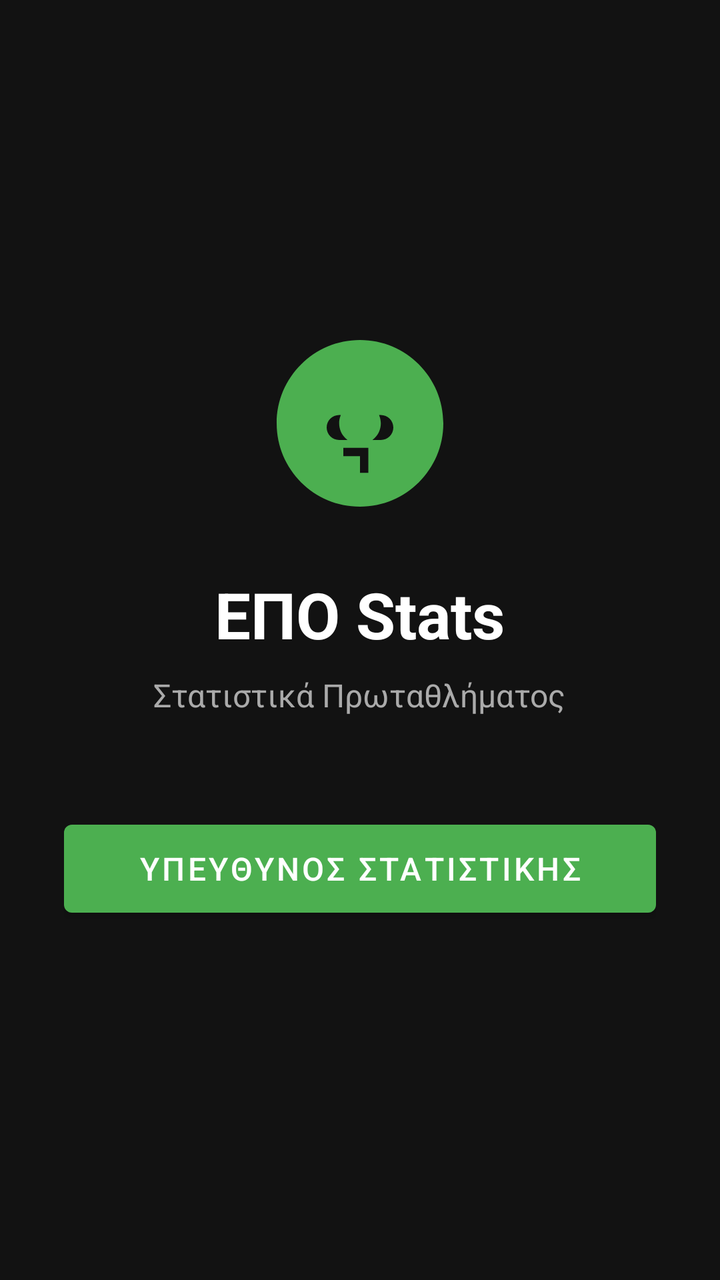
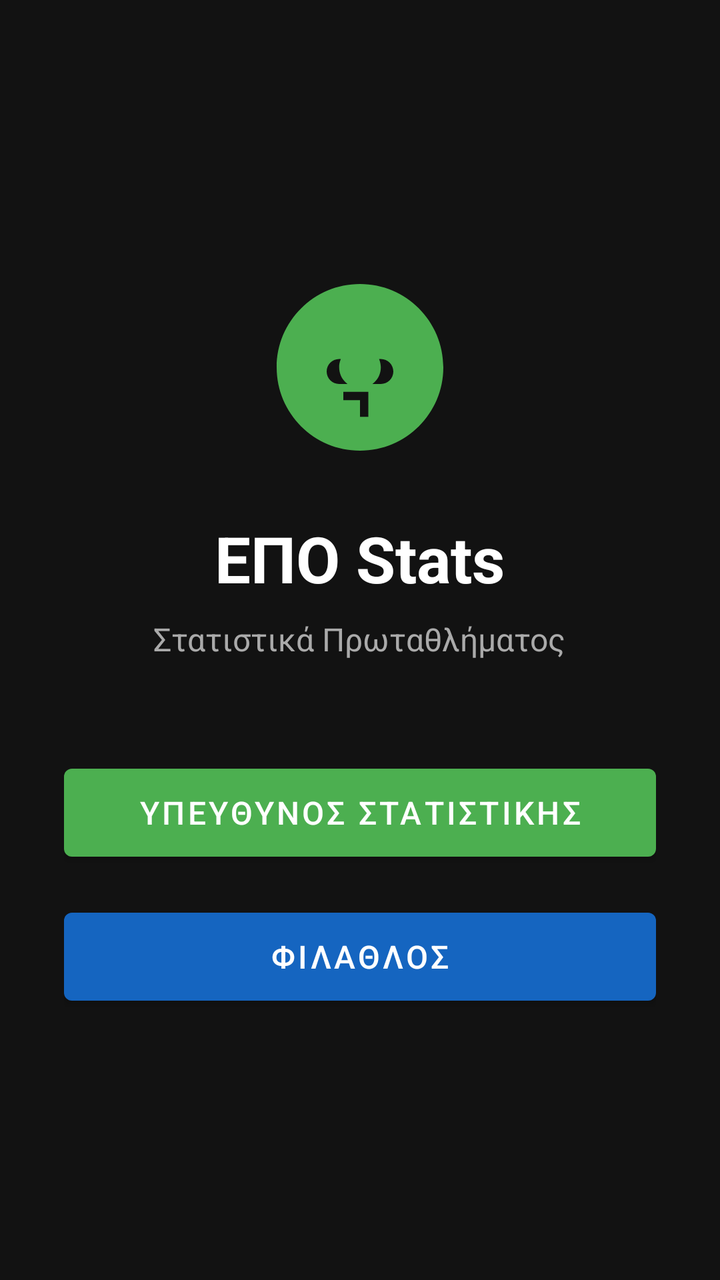

An Android layout rendered at two revisions. The XML below is the earlier revision; the diff shows what the commit changed to produce the second picture.
<!-- AndroidManifest.xml: application theme Theme.FootballStats -->
<!-- res/layout/activity_main.xml -->
<?xml version="1.0" encoding="utf-8"?>
<LinearLayout xmlns:android="http://schemas.android.com/apk/res/android"
    xmlns:app="http://schemas.android.com/apk/res-auto"
    android:layout_width="match_parent"
    android:layout_height="match_parent"
    android:orientation="vertical"
    android:gravity="center"
    android:padding="32dp"
    android:background="@color/bg_dark">

    <ImageView
        android:layout_width="100dp"
        android:layout_height="100dp"
        android:layout_marginBottom="24dp"
        android:src="@drawable/ic_football" />

    <TextView
        android:layout_width="wrap_content"
        android:layout_height="wrap_content"
        android:layout_marginBottom="8dp"
        android:text="@string/app_name"
        android:textColor="@color/white"
        android:textSize="32sp"
        android:textStyle="bold" />

    <TextView
        android:layout_width="wrap_content"
        android:layout_height="wrap_content"
        android:layout_marginBottom="48dp"
        android:text="@string/subtitle"
        android:textColor="@color/text_secondary"
        android:textSize="16sp" />

    <com.google.android.material.button.MaterialButton
        android:id="@+id/btnStatistician"
        android:layout_width="match_parent"
        android:layout_height="56dp"
        android:layout_marginBottom="16dp"
        android:text="@string/btnStatistician"
        android:textSize="16sp"
        app:backgroundTint="@color/green_primary" />

</LinearLayout>
<!-- resources referenced by this layout -->
<resources>
  <color name="bg_dark">#121212</color>
  <color name="green_primary">#4CAF50</color>
  <color name="text_secondary">#AAAAAA</color>
  <color name="white">#FFFFFF</color>
  <!-- drawable ic_football (drawable) -->
  <?xml version="1.0" encoding="utf-8"?>
  <vector xmlns:android="http://schemas.android.com/apk/res/android"
      android:width="100dp"
      android:height="100dp"
      android:viewportWidth="24"
      android:viewportHeight="24">
      <path
          android:fillColor="#4CAF50"
          android:pathData="M12,2C6.48,2 2,6.48 2,12s4.48,10 10,10 10,-4.48 10,-10S17.52,2 12,2z
          M13,17.93l-1,0 0,-2 -2,0 0,-1 3,0z M14.5,14H9.5c-0.83,0 -1.5,-0.67 -1.5,-1.5S8.67,11 9.5,11h5c0.83,0 1.5,0.67 1.5,1.5S15.33,14 14.5,14z
          M12,9.5C10.62,9.5 9.5,10.62 9.5,12S10.62,14.5 12,14.5 14.5,13.38 14.5,12 13.38,9.5 12,9.5z"/>
  </vector>
  <string name="app_name">ΕΠΟ Stats</string>
  <string name="btnStatistician">ΥΠΕΥΘΥΝΟΣ ΣΤΑΤΙΣΤΙΚΗΣ</string>
  <string name="subtitle">Στατιστικά Πρωταθλήματος</string>
  <style name="Theme.FootballStats" parent="Theme.MaterialComponents.DayNight.NoActionBar">
          <item name="colorPrimary">@color/green_primary</item>
          <item name="colorPrimaryVariant">@color/card_bg</item>
          <item name="colorOnPrimary">@color/white</item>
          <item name="android:windowBackground">@color/bg_dark</item>
          <item name="android:statusBarColor">@color/card_bg</item>
      </style>
  <color name="card_bg">#1E1E1E</color>
</resources>

<!-- the commit's change to res/layout/activity_main.xml (unified diff, before → after) -->
@@ -40,4 +40,12 @@
         android:textSize="16sp"
         app:backgroundTint="@color/green_primary" />
 
+    <com.google.android.material.button.MaterialButton
+        android:id="@+id/btnFan"
+        android:layout_width="match_parent"
+        android:layout_height="56dp"
+        android:text="@string/btnFan"
+        android:textSize="16sp"
+        app:backgroundTint="@color/btn_blue" />
+
 </LinearLayout>
<!-- resource entries referenced after the edit -->
@@ -1,6 +1,7 @@
 <!-- resources referenced by this layout -->
 <resources>
   <color name="bg_dark">#121212</color>
+  <color name="btn_blue">#1565C0</color>
   <color name="green_primary">#4CAF50</color>
   <color name="text_secondary">#AAAAAA</color>
   <color name="white">#FFFFFF</color>
@@ -18,6 +19,7 @@
           M12,9.5C10.62,9.5 9.5,10.62 9.5,12S10.62,14.5 12,14.5 14.5,13.38 14.5,12 13.38,9.5 12,9.5z"/>
   </vector>
   <string name="app_name">ΕΠΟ Stats</string>
+  <string name="btnFan">ΦΙΛΑΘΛΟΣ</string>
   <string name="btnStatistician">ΥΠΕΥΘΥΝΟΣ ΣΤΑΤΙΣΤΙΚΗΣ</string>
   <string name="subtitle">Στατιστικά Πρωταθλήματος</string>
   <style name="Theme.FootballStats" parent="Theme.MaterialComponents.DayNight.NoActionBar">
